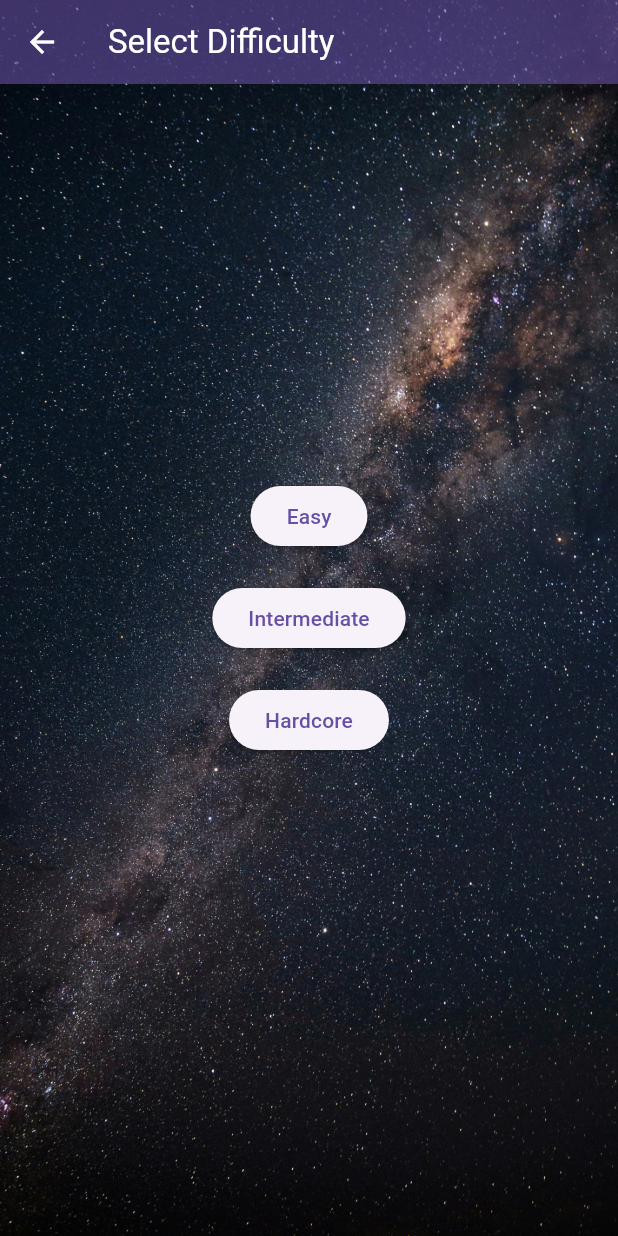
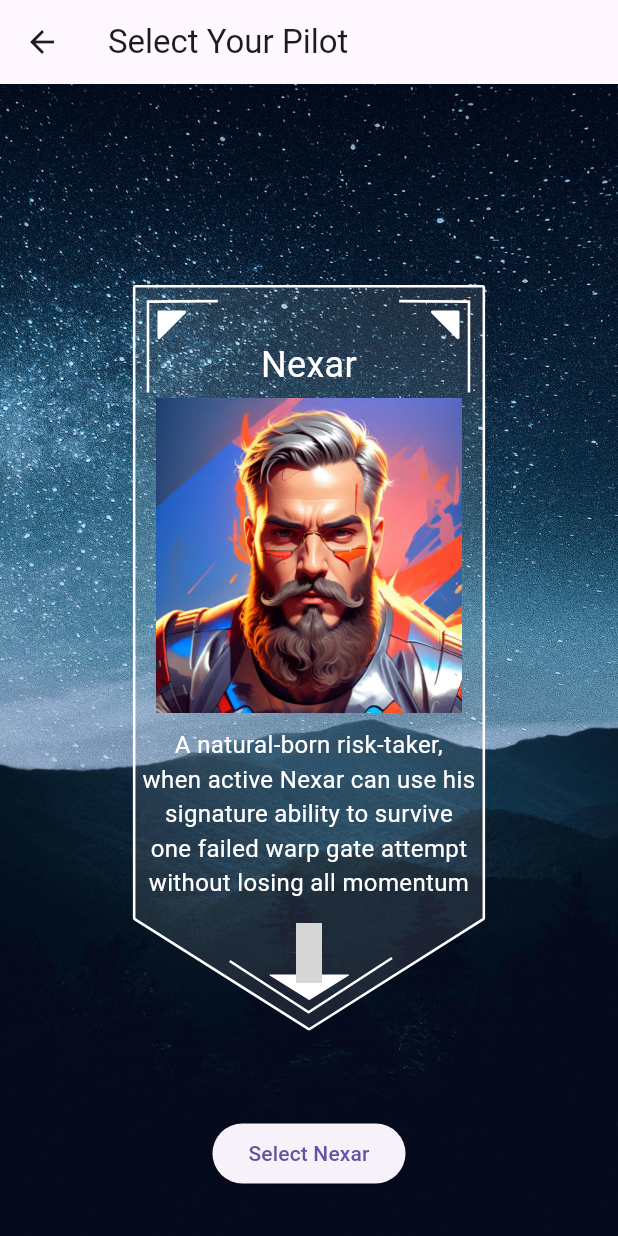
Before and after one commit to JeremyJarman/k48, a Flutter app: the screen it shows once a user with an empty profile is signed in, scrolled down 301 dp, after a tap on "Solo mission", on a phone screen of 412 x 824 dp. Run offline on Flutter 3.47's test engine with Material 3 defaults, Android fonts, the phone set to English and light mode, and no system bars; our stand-ins replace cloud_firestore, csv, firebase_auth, firebase_core, flutter_svg, material_design_icons_flutter; missing offline and left inert: random_avatar; accounts and stored records are empty; grey boxes are pictures that could not be loaded.

Commit message:
Add agent selection and ability icons

```diff
--- /dev/null
+++ b/lib/agent_selection_page.dart
@@ -0,0 +1,93 @@
+import 'package:flutter/material.dart';
+import 'package:flutter_svg/flutter_svg.dart';
+import 'package:material_design_icons_flutter/material_design_icons_flutter.dart';
+import 'difficulty_selection.dart'; // Import the DifficultySelection
+
+class AgentSelectionPage extends StatelessWidget {
+  @override
+  Widget build(BuildContext context) {
+    final List<Map<String, dynamic>> agents = [
+      {
+        'name': 'Nexar',
+        'image': 'assets/Nexar2.jpg',
+        'abilities': 'A natural-born risk-taker, when active Nexar can use his signature ability to survive one failed warp gate attempt without losing all momentum',
+        'icon': MdiIcons.shield,
+      },
+      {
+        'name': 'Aevone',
+        'image': 'assets/Aevone.jpg',
+        'abilities': 'Born into a family of eccentric language enthusiasts, when activated Aevone can use her signature ability to eliminate one incorrect option.',
+        'icon': MdiIcons.magnify,
+      },
+    ];
+
+    return Scaffold(
+      appBar: AppBar(
+        title: Text('Select Your Pilot'),
+      ),
+      body: Container(
+        decoration: BoxDecoration(
+          image: DecorationImage(
+            image: AssetImage('assets/stars.jpg'),
+            fit: BoxFit.cover,
+          ),
+        ),
+        child: Center(
+          child: PageView.builder(
+            itemCount: agents.length,
+            itemBuilder: (context, index) {
+              return Stack(
+                alignment: Alignment.center,
+                children: [
+                  SvgPicture.asset(
+                    'assets/GameOverFrame.svg',
+                    width: 500,
+                    height: 500,
+                  ),
+                  Column(
+                    mainAxisAlignment: MainAxisAlignment.start,
+                    children: [
+                      SizedBox(height: 170),
+                      Text(
+                        agents[index]['name']!,
+                        style: TextStyle(fontSize: 24, color: Colors.white),
+                        textAlign: TextAlign.center,
+                      ),
+                      SizedBox(height: 5),
+                      Image.asset(agents[index]['image']!, height: 210, width: 210),
+                      SizedBox(height: 10),
+                      Padding(
+                        padding: const EdgeInsets.symmetric(horizontal: 95.0),
+                        child: Text(
+                          agents[index]['abilities']!,
+                          style: TextStyle(fontSize: 16, color: Colors.white),
+                          textAlign: TextAlign.center,
+                        ),
+                      ),
+                      SizedBox(height: 15),
+                      Icon(
+                        agents[index]['icon'],
+                        color: Colors.white,
+                        size: 40,
+                      ),
+                      SizedBox(height: 90),
+                      ElevatedButton(
+                        onPressed: () {
+                          Navigator.push(
+                            context,
+                            MaterialPageRoute(builder: (context) => DifficultySelection(agent: agents[index]['name'])),
+                          );
+                        },
+                        child: Text('Select ${agents[index]['name']}'),
+                      ),
+                    ],
+                  ),
+                ],
+              );
+            },
+          ),
+        ),
+      ),
+    );
+  }
+}
--- a/lib/main.dart
+++ b/lib/main.dart
@@ -10,8 +10,8 @@ import 'difficulty_selection.dart'; // Import the DifficultySelection
 import 'admin_panel.dart'; // Import the AdminPanel
 import 'profile_page.dart'; // Import the ProfilePage
 import 'leaderboard_page.dart'; // Import the LeaderboardPage
+import 'agent_selection_page.dart'; // Import the AgentSelectionPage
 import 'package:flutter/services.dart' show rootBundle;
-import 'package:random_avatar/random_avatar.dart'; // Import the random_avatar package
 
 void customPrint(Object? object) => debugPrint(object.toString());
 
@@ -160,7 +160,7 @@ class _MyHomePageState extends State<MyHomePage> {
                     onPressed: () {
                       Navigator.push(
                         context,
-                        MaterialPageRoute(builder: (context) => DifficultySelection()),
+                        MaterialPageRoute(builder: (context) => AgentSelectionPage()),
                       );
                     },
                     child: Text('Solo mission'),
--- a/lib/my_app_state.dart
+++ b/lib/my_app_state.dart
@@ -22,6 +22,7 @@ class MyAppState extends ChangeNotifier {
   int rating = 0; // Add rating variable
   String alias = ''; // Add alias variable
   String lastStar = 'Home'; // Track the last star the user reached
+  List<String> _articles = ['der', 'die', 'das']; // Example articles
 
   List<Map<String, dynamic>> stars = [
     {'name': 'SRC 1826', 'constellation': 'Pavo', 'distance': 30},
@@ -450,4 +451,6 @@ class MyAppState extends ChangeNotifier {
     };
     return taglines[rank]?[level] ?? '';
   }
+
+  List<String> get articles => _articles;
 }
--- a/pubspec.yaml
+++ b/pubspec.yaml
@@ -17,6 +17,7 @@ dependencies:
   csv: "6.0.0"
   firebase_auth: ^5.3.1
 
+
 dev_dependencies:
   flutter_test:
     sdk: flutter
@@ -24,7 +25,9 @@ dev_dependencies:
   flutter_launcher_icons: ^0.14.1
   flutter_native_splash: ^2.2.16
   flutter_svg: ^2.0.0
+  firebase_storage: ^12.3.5
   random_avatar: ^0.0.8
+  material_design_icons_flutter: ^5.0.5955
 
 flutter:
   uses-material-design: true
@@ -35,3 +38,5 @@ flutter:
     - assets/Adjectives.csv
     - assets/GameOverFrame.svg
     - assets/stars.jpg
+    - assets/Nexar2.jpg
+    - assets/Aevone.jpg
```
Also changed, not shown: lib/avatar_edit_page.dart (+29 -52 lines), lib/difficulty_selection.dart (+7 -3 lines), lib/german_noun_quiz.dart (+29 -2 lines), lib/profile_page.dart (+24 -52 lines), assets/Aevone.jpg (added), assets/FemaleAgent.jpg (added), assets/MaleAgent.jpeg (added), assets/Nexar.jpeg (added), assets/Nexar2.jpeg (added), assets/Nexar2.jpg (added), pubspec.lock, 3 other files.
